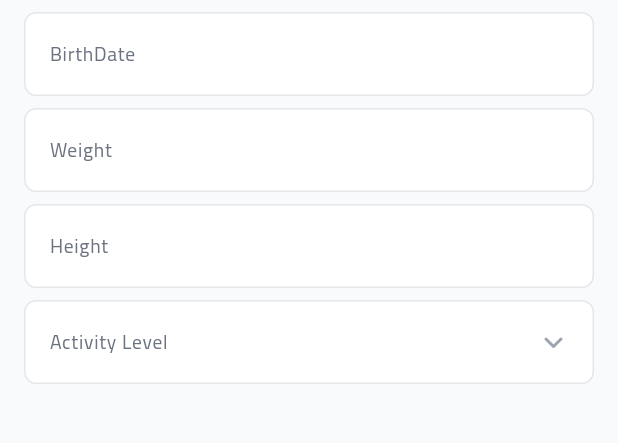
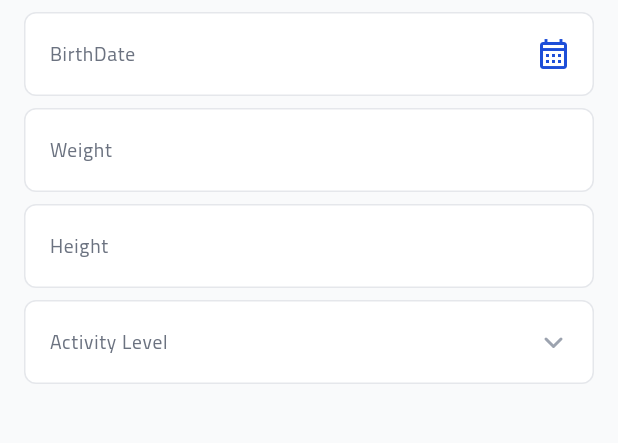
Before and after one commit to Ahmed55714/ProFIT-project, a Flutter app: the PersonalDataScreen screen opened directly, on a phone screen of 412 x 824 dp, the part 240-683 px from its top. Run offline on Flutter 3.47's test engine with Material 3 defaults, Android fonts, the phone set to English and light mode, and no system bars; our stand-ins replace camera, carousel_slider, firebase_core, firebase_storage, fl_chart, flutter_spinkit and 10 more; missing offline and left inert: fl_country_code_picker, heart_bpm, tflite; accounts and stored records are empty; network calls fail; project files that could hold a hidden picture were left out.

Commit message:
home finish and add calander

```diff
--- a/lib/Views/pages/Profile/Account/Personal Data/personalData.dart
+++ b/lib/Views/pages/Profile/Account/Personal Data/personalData.dart
@@ -18,8 +18,10 @@ class PersonalDataScreen extends StatefulWidget {
 }
 
 class _PersonalDataScreenState extends State<PersonalDataScreen> {
-  final PersonalDataController personalDataController = Get.find<PersonalDataController>();
-  final DietAssessmentController dietAssessmentController = Get.put(DietAssessmentController());
+  final PersonalDataController personalDataController =
+      Get.find<PersonalDataController>();
+  final DietAssessmentController dietAssessmentController =
+      Get.put(DietAssessmentController());
   bool isSaving = false;
 
   @override
@@ -47,6 +49,22 @@ class _PersonalDataScreenState extends State<PersonalDataScreen> {
       initialDate: DateTime.now(),
       firstDate: DateTime(1900),
       lastDate: DateTime.now(),
+      builder: (BuildContext context, Widget? child) {
+        return Theme(
+          data: ThemeData.light().copyWith(
+            primaryColor: colorBlue,
+            hintColor: colorBlue,
+            colorScheme: ColorScheme.light(primary: colorBlue),
+            buttonTheme: ButtonThemeData(textTheme: ButtonTextTheme.primary),
+            dialogTheme: DialogTheme(
+              shape: RoundedRectangleBorder(
+                borderRadius: BorderRadius.circular(12.0),
+              ),
+            ),
+          ),
+          child: child!,
+        );
+      },
     );
 
     if (pickedDate != null) {
@@ -65,14 +83,16 @@ class _PersonalDataScreenState extends State<PersonalDataScreen> {
         titleText: 'Personal Data',
         isShowFavourite: true,
       ),
-      resizeToAvoidBottomInset: false, // Prevent resizing when the keyboard appears
+      resizeToAvoidBottomInset:
+          false, // Prevent resizing when the keyboard appears
       body: SafeArea(
         child: Stack(
           children: [
             SingleChildScrollView(
               padding: EdgeInsets.only(bottom: 72.0),
               child: Padding(
-                padding: const EdgeInsets.symmetric(horizontal: 16.0, vertical: 16.0),
+                padding: const EdgeInsets.symmetric(
+                    horizontal: 16.0, vertical: 16.0),
                 child: Column(
                   crossAxisAlignment: CrossAxisAlignment.center,
                   children: [
@@ -92,21 +112,27 @@ class _PersonalDataScreenState extends State<PersonalDataScreen> {
                         onDropdownToggle: () => toggleDropdown(0),
                         suffix: Padding(
                           padding: const EdgeInsets.all(14.0),
-                          child: SvgPicture.asset('assets/svgs/chevron-small-leftt.svg'),
+                          child: SvgPicture.asset(
+                              'assets/svgs/chevron-small-leftt.svg'),
                         ),
                         onChanged: (values) {
-                          personalDataController.genderController.text = values.join(' . ');
+                          personalDataController.genderController.text =
+                              values.join(' . ');
                         },
                       );
                     }),
-                     AnimatedTextField(
+                    AnimatedTextField(
                       label: 'BirthDate',
                       controller: personalDataController.birthDateController,
-                      suffix: GestureDetector(
-                        onTap: () => _selectDate(context),
-                        child: Padding(
-                          padding: const EdgeInsets.all(14.0),
-                          child: SvgPicture.asset('assets/svgs/calendarrrr.svg'),
+                      isShowCalendar: true,
+                      suffix: Padding(
+                        padding: const EdgeInsets.all(14.0),
+                        child: GestureDetector(
+                          onTap: () => _selectDate(context),
+                          child: Icon(
+                            Icons.calendar_month_outlined,
+                            color: colorBlue,
+                          ),
                         ),
                       ),
                     ),
@@ -127,16 +153,19 @@ class _PersonalDataScreenState extends State<PersonalDataScreen> {
                       return AnimatedTextField(
                         singleSelection: true,
                         label: 'Activity Level',
-                        controller: personalDataController.activityLevelController,
+                        controller:
+                            personalDataController.activityLevelController,
                         dropdownItems: dietAssessmentController.activityLevels,
                         isDropdownOpen: openDropdownIndex == 1,
                         onDropdownToggle: () => toggleDropdown(1),
                         suffix: Padding(
                           padding: const EdgeInsets.all(14.0),
-                          child: SvgPicture.asset('assets/svgs/chevron-small-leftt.svg'),
+                          child: SvgPicture.asset(
+                              'assets/svgs/chevron-small-leftt.svg'),
                         ),
                         onChanged: (values) {
-                          personalDataController.activityLevelController.text = values.join(' . ');
+                          personalDataController.activityLevelController.text =
+                              values.join(' . ');
                         },
                       );
                     }),
--- a/lib/Views/widgets/General/animatedTextField/animated_textfield.dart
+++ b/lib/Views/widgets/General/animatedTextField/animated_textfield.dart
@@ -13,6 +13,7 @@ class AnimatedTextField extends StatefulWidget {
   final bool? isDropdownOpen;
   final VoidCallback? onDropdownToggle;
   final bool singleSelection;
+  final bool isShowCalendar; // new parameter
 
   AnimatedTextField({
     Key? key,
@@ -26,6 +27,7 @@ class AnimatedTextField extends StatefulWidget {
     this.isDropdownOpen,
     this.onDropdownToggle,
     this.singleSelection = false,
+    this.isShowCalendar = false, // default value is false
   }) : super(key: key);
 
   @override
@@ -131,20 +133,23 @@ class _AnimatedTextFieldState extends State<AnimatedTextField> with SingleTicker
                 showCursor: true,
                 cursorColor: colorBlue,
                 focusNode: focusNode,
-                readOnly: widget.dropdownItems != null,
+                readOnly: widget.isShowCalendar || widget.dropdownItems != null,
                 decoration: InputDecoration(
-                  label: Text(
-                    widget.label,
-                    style: TextStyle(
+                  labelText: widget.label,
+                  labelStyle: TextStyle(
                     color: alpha.value == 1 ? colorBlue : grey500,
                     fontSize: 13,
                     fontWeight: FontWeight.w400,
                     fontFamily: 'Cairo',
                   ),
-                  ),
                   border: InputBorder.none,
                   contentPadding: EdgeInsets.symmetric(horizontal: 16, vertical: 12),
-                  suffixIcon: widget.dropdownItems != null
+                  suffixIcon: widget.isShowCalendar
+                      ? GestureDetector(
+                          onTap: widget.onDropdownToggle,
+                          child: widget.suffix,
+                        )
+                      : widget.dropdownItems != null
                           ? GestureDetector(
                               onTap: _handleSuffixTap,
                               child: widget.suffix,
@@ -152,7 +157,9 @@ class _AnimatedTextFieldState extends State<AnimatedTextField> with SingleTicker
                           : null,
                 ),
                 onTap: () {
-                  if (widget.dropdownItems != null) {
+                  if (widget.isShowCalendar) {
+                    _handleSuffixTap();
+                  } else if (widget.dropdownItems != null) {
                     _handleSuffixTap();
                   }
                 },
```
Also changed, not shown: lib/Views/widgets/BottomSheets/add_challenge.dart (+17 -2 lines). Lines whose indentation alone changed are shown as unchanged.
